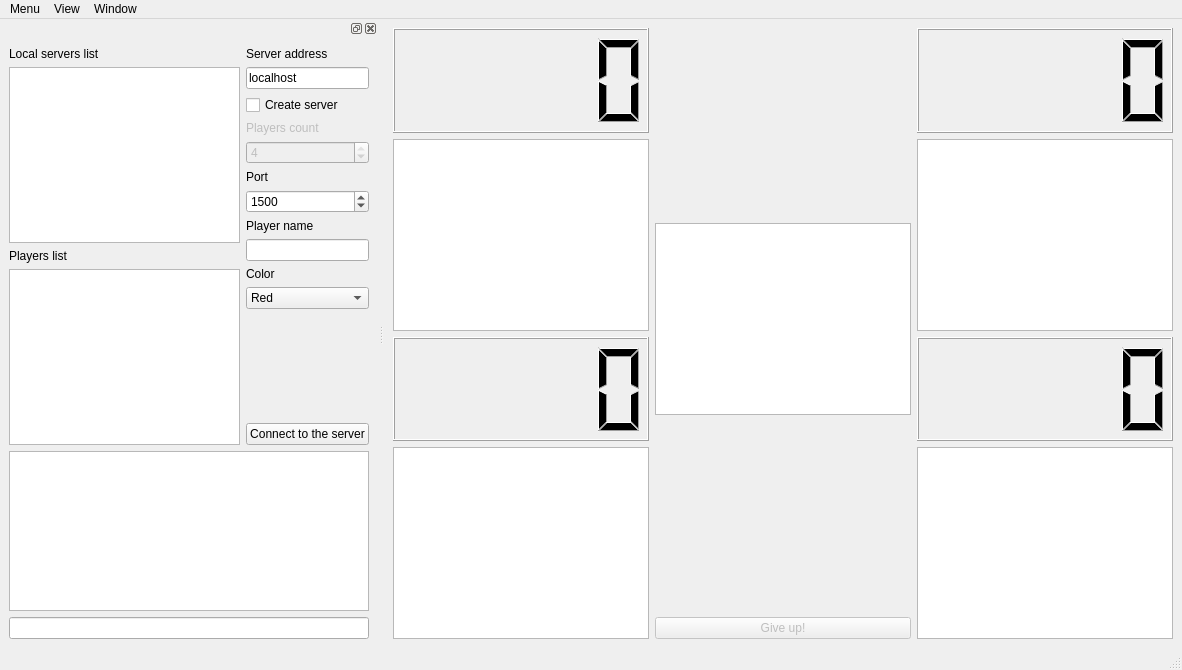
The window that racingForm.ui (Anna-Sent/qblokus2) describes before a commit, drawn with Qt 5.
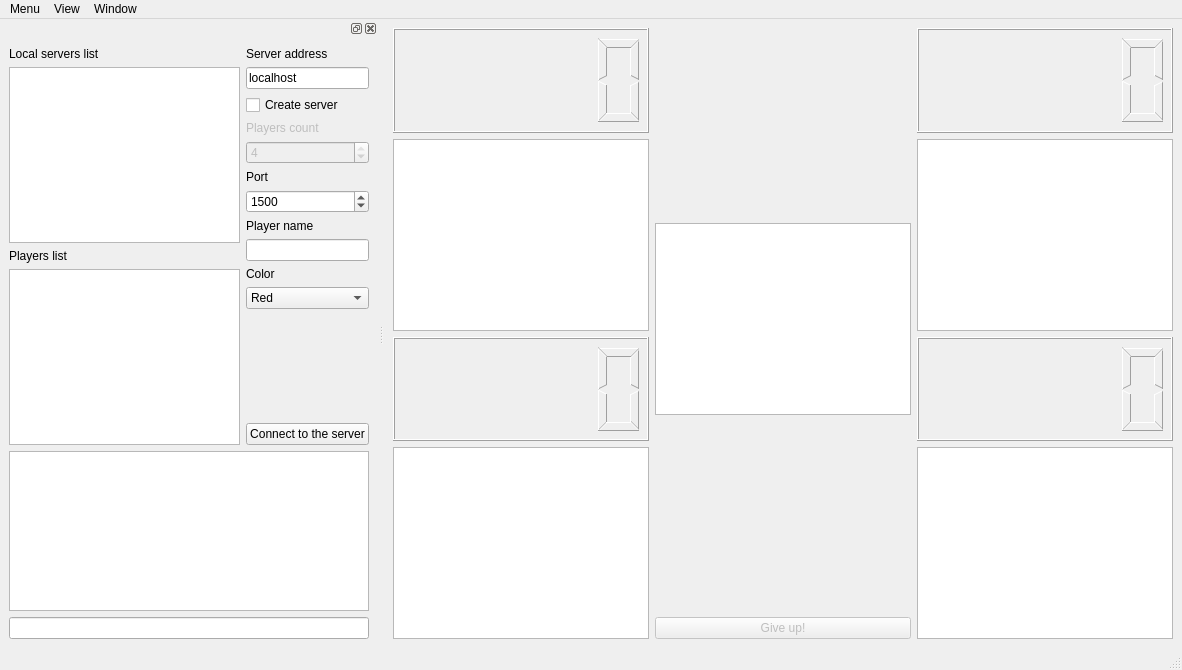
The same window after the commit.

Patch:
```diff
--- a/racingForm.ui
+++ b/racingForm.ui
@@ -21,10 +21,30 @@
        <enum>QLayout::SetFixedSize</enum>
       </property>
       <item row="0" column="0">
-       <widget class="QLCDNumber" name="score1"/>
+       <widget class="QLCDNumber" name="score1">
+        <property name="frameShape">
+         <enum>QFrame::Box</enum>
+        </property>
+        <property name="frameShadow">
+         <enum>QFrame::Raised</enum>
+        </property>
+        <property name="segmentStyle">
+         <enum>QLCDNumber::Outline</enum>
+        </property>
+       </widget>
       </item>
       <item row="0" column="2">
-       <widget class="QLCDNumber" name="score3"/>
+       <widget class="QLCDNumber" name="score3">
+        <property name="frameShape">
+         <enum>QFrame::Box</enum>
+        </property>
+        <property name="frameShadow">
+         <enum>QFrame::Raised</enum>
+        </property>
+        <property name="segmentStyle">
+         <enum>QLCDNumber::Outline</enum>
+        </property>
+       </widget>
       </item>
       <item row="1" column="0">
        <widget class="QGraphicsView" name="gvPlayer1">
@@ -47,10 +67,30 @@
        </widget>
       </item>
       <item row="2" column="0">
-       <widget class="QLCDNumber" name="score2"/>
+       <widget class="QLCDNumber" name="score2">
+        <property name="frameShape">
+         <enum>QFrame::Box</enum>
+        </property>
+        <property name="frameShadow">
+         <enum>QFrame::Raised</enum>
+        </property>
+        <property name="segmentStyle">
+         <enum>QLCDNumber::Outline</enum>
+        </property>
+       </widget>
       </item>
       <item row="2" column="2">
-       <widget class="QLCDNumber" name="score4"/>
+       <widget class="QLCDNumber" name="score4">
+        <property name="frameShape">
+         <enum>QFrame::Box</enum>
+        </property>
+        <property name="frameShadow">
+         <enum>QFrame::Raised</enum>
+        </property>
+        <property name="segmentStyle">
+         <enum>QLCDNumber::Outline</enum>
+        </property>
+       </widget>
       </item>
       <item row="3" column="0" rowspan="2">
        <widget class="QGraphicsView" name="gvPlayer2">
```
Left out of the diff: 2 changed lines with no effect on the pictures.
